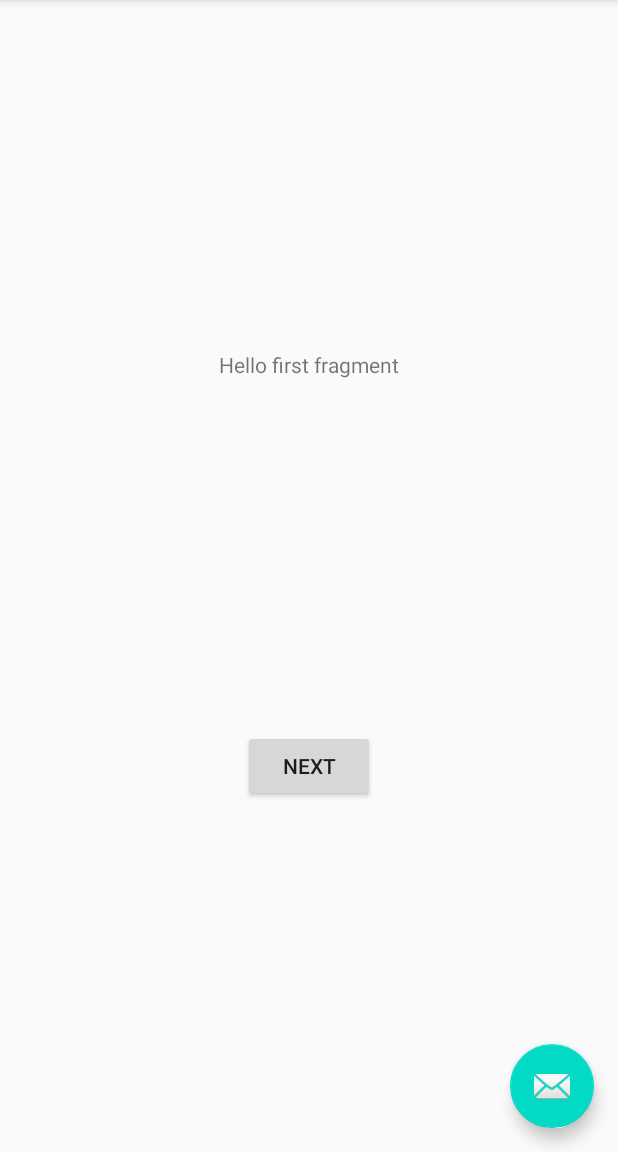
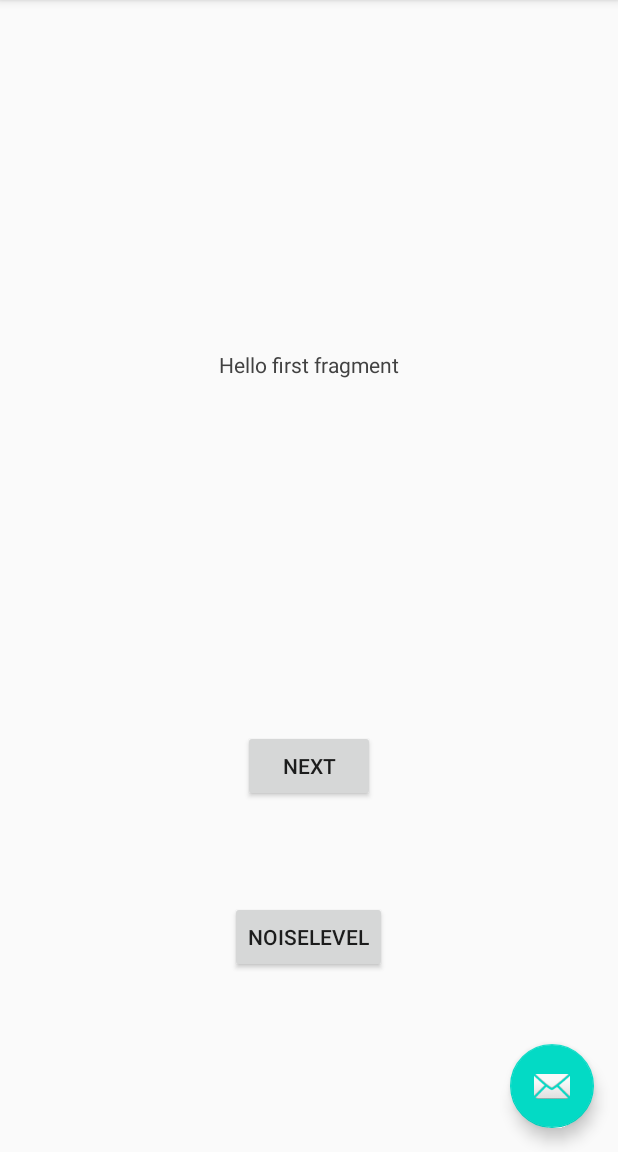
Before and after one commit to ludvikpet/HomeEnvironment, an Android app: the screen it shows after launch (MainActivity), on a phone screen of 412 x 824 dp, the part 84-1236 px from its top. Run offline under Robolectric (Android 15) with nearby library versions, the phone set to English and light mode, and no system bars.

Commit message:
Noiselevel v0.1
Start på noiselevel, virker nogenlunde

```diff
--- a/HomeEnvironment/app/src/main/AndroidManifest.xml
+++ b/HomeEnvironment/app/src/main/AndroidManifest.xml
@@ -2,6 +2,8 @@
 <manifest xmlns:android="http://schemas.android.com/apk/res/android"
     package="com.example.homeenvironment">
 
+    <uses-permission android:name="android.permission.RECORD_AUDIO" />
+    <uses-permission android:name="android.Manifest.permission.WRITE_EXTERNAL_STORAGE" />
     <application
         android:allowBackup="true"
         android:icon="@mipmap/ic_launcher"
@@ -9,6 +11,8 @@
         android:roundIcon="@mipmap/ic_launcher_round"
         android:supportsRtl="true"
         android:theme="@style/AppTheme">
+        <activity android:name=".SoundMeter" />
+
         <activity
             android:name=".MainActivity"
             android:label="@string/app_name"
--- a/HomeEnvironment/app/src/main/java/com/example/homeenvironment/FirstFragment.java
+++ b/HomeEnvironment/app/src/main/java/com/example/homeenvironment/FirstFragment.java
@@ -30,5 +30,13 @@ public class FirstFragment extends Fragment {
                         .navigate(R.id.action_FirstFragment_to_SecondFragment);
             }
         });
+        view.findViewById(R.id.button_noiselevel).setOnClickListener(new View.OnClickListener() {
+            @Override
+            public void onClick(View view) {
+                NavHostFragment.findNavController(FirstFragment.this)
+                        .navigate(R.id.action_FirstFragment_to_Noiselevel);
+            }
+        });
     }
+
 }
--- a/HomeEnvironment/app/src/main/java/com/example/homeenvironment/MainActivity.java
+++ b/HomeEnvironment/app/src/main/java/com/example/homeenvironment/MainActivity.java
@@ -1,5 +1,6 @@
 package com.example.homeenvironment;
 
+import android.content.Intent;
 import android.os.Bundle;
 
 import com.google.android.material.floatingactionbutton.FloatingActionButton;
@@ -12,6 +13,7 @@ import android.view.View;
 
 import android.view.Menu;
 import android.view.MenuItem;
+import android.widget.Button;
 
 public class MainActivity extends AppCompatActivity {
 
@@ -30,6 +32,8 @@ public class MainActivity extends AppCompatActivity {
                         .setAction("Action", null).show();
             }
         });
+
+
     }
 
     @Override
--- a/HomeEnvironment/app/src/main/res/layout/content_main.xml
+++ b/HomeEnvironment/app/src/main/res/layout/content_main.xml
@@ -1,6 +1,7 @@
 <?xml version="1.0" encoding="utf-8"?>
 <androidx.constraintlayout.widget.ConstraintLayout xmlns:android="http://schemas.android.com/apk/res/android"
     xmlns:app="http://schemas.android.com/apk/res-auto"
+    xmlns:tools="http://schemas.android.com/tools"
     android:layout_width="match_parent"
     android:layout_height="match_parent"
     app:layout_behavior="@string/appbar_scrolling_view_behavior">
@@ -12,8 +13,11 @@
         android:layout_height="0dp"
         app:defaultNavHost="true"
         app:layout_constraintBottom_toBottomOf="parent"
+        app:layout_constraintHorizontal_bias="1.0"
         app:layout_constraintLeft_toLeftOf="parent"
         app:layout_constraintRight_toRightOf="parent"
         app:layout_constraintTop_toTopOf="parent"
+        app:layout_constraintVertical_bias="1.0"
         app:navGraph="@navigation/nav_graph" />
+
 </androidx.constraintlayout.widget.ConstraintLayout>
--- a/HomeEnvironment/app/src/main/res/layout/fragment_first.xml
+++ b/HomeEnvironment/app/src/main/res/layout/fragment_first.xml
@@ -11,6 +11,7 @@
         android:layout_width="wrap_content"
         android:layout_height="wrap_content"
         android:text="@string/hello_first_fragment"
+        android:textColor="@color/cardview_dark_background"
         app:layout_constraintBottom_toTopOf="@id/button_first"
         app:layout_constraintEnd_toEndOf="parent"
         app:layout_constraintStart_toStartOf="parent"
@@ -25,4 +26,16 @@
         app:layout_constraintEnd_toEndOf="parent"
         app:layout_constraintStart_toStartOf="parent"
         app:layout_constraintTop_toBottomOf="@id/textview_first" />
+
+    <Button
+        android:id="@+id/button_noiselevel"
+        android:layout_width="wrap_content"
+        android:layout_height="wrap_content"
+        android:text="@string/noiselevel"
+        app:layout_constraintBottom_toBottomOf="parent"
+        app:layout_constraintEnd_toEndOf="parent"
+        app:layout_constraintHorizontal_bias="0.498"
+        app:layout_constraintStart_toStartOf="parent"
+        app:layout_constraintTop_toBottomOf="@+id/button_first"
+        app:layout_constraintVertical_bias="0.358" />
 </androidx.constraintlayout.widget.ConstraintLayout>
--- a/HomeEnvironment/app/src/main/res/navigation/nav_graph.xml
+++ b/HomeEnvironment/app/src/main/res/navigation/nav_graph.xml
@@ -12,8 +12,11 @@
         tools:layout="@layout/fragment_first">
 
         <action
-            android:id="@+id/action_FirstFragment_to_SecondFragment"
-            app:destination="@id/SecondFragment" />
+        android:id="@+id/action_FirstFragment_to_SecondFragment"
+        app:destination="@id/SecondFragment" />
+        <action
+            android:id="@+id/action_FirstFragment_to_Noiselevel"
+            app:destination="@id/soundMeter" />
     </fragment>
     <fragment
         android:id="@+id/SecondFragment"
@@ -25,4 +28,12 @@
             android:id="@+id/action_SecondFragment_to_FirstFragment"
             app:destination="@id/FirstFragment" />
     </fragment>
+    <activity
+        android:id="@+id/soundMeter"
+        android:name="com.example.homeenvironment.SoundMeter"
+        android:label="acivity_main2"
+        tools:layout="@layout/acivity_main2" />
+         <action
+            android:id="@+id/action_Noiselevel_to_FirstFragment"
+            app:destination="@id/FirstFragment" />
 </navigation>
--- a/HomeEnvironment/app/src/main/res/values/strings.xml
+++ b/HomeEnvironment/app/src/main/res/values/strings.xml
@@ -6,7 +6,8 @@
     <string name="second_fragment_label">Second Fragment</string>
     <string name="next">Next</string>
     <string name="previous">Previous</string>
-
+    <string name="noiselevel">Noiselevel</string>
+    <string name="noise">%1$.2f dB</string>
     <string name="hello_first_fragment">Hello first fragment</string>
     <string name="hello_second_fragment">Hello second fragment. Arg: %1$s</string>
 </resources>
```
Also changed, not shown: HomeEnvironment/app/build.gradle (+4 -4 lines), HomeEnvironment/app/src/main/java/com/example/homeenvironment/SoundMeter.java (added, +129 -0 lines), HomeEnvironment/app/src/main/res/layout/acivity_main2.xml (added, +19 -0 lines).
